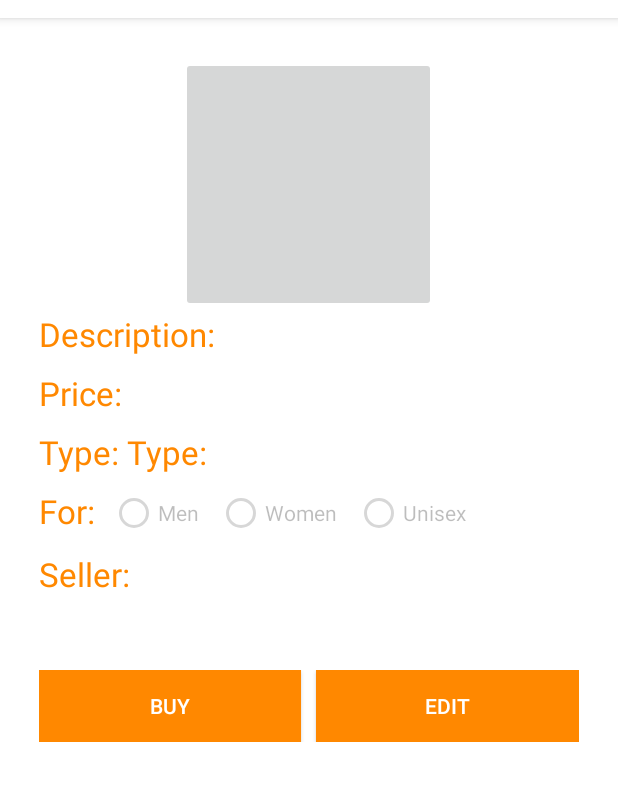
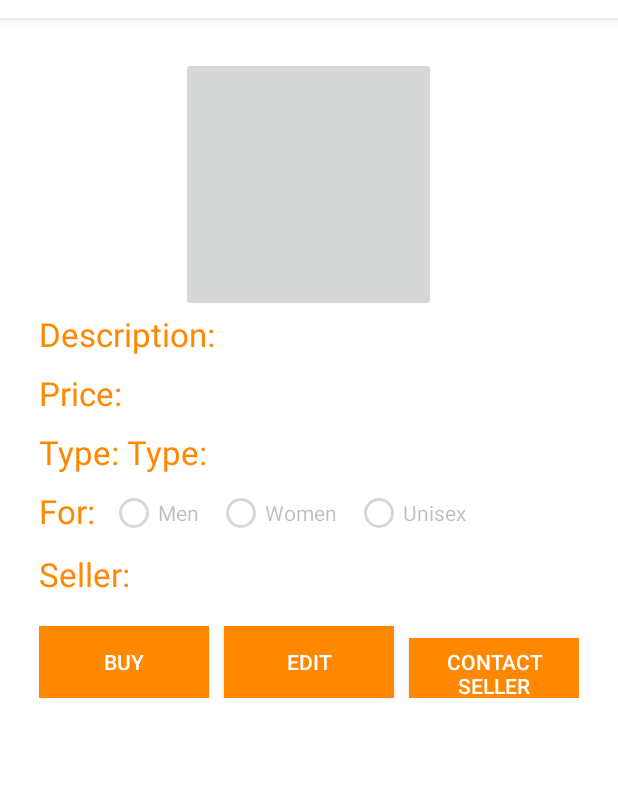
Before and after one commit to yaniv51/AndroidFInalProject, an Android app: the fragment ProductDetailsFragment placed in its activity, on a phone screen of 412 x 824 dp, the part 66-867 px from its top. Run offline under Robolectric (Android 15) with nearby library versions, the phone set to English and light mode, and no system bars; our stand-ins replace Firebase (no records; nobody signed in at launch, a user with empty details on screens opened directly); libraries missing offline, so code that uses them is left out: com.firebase.client; 17 statements that could not run were skipped.

Commit message:
Merge branch 'master' of /Users/Yaniv/Desktop/android/AndroidFinal with conflicts.

```diff
--- a/app/src/main/java/com/talkramer/finalproject/dialogs/SaveOperationDialog.java
+++ b/app/src/main/java/com/talkramer/finalproject/dialogs/SaveOperationDialog.java
@@ -17,7 +17,7 @@ public class SaveOperationDialog extends DialogFragment {
         AlertDialog.Builder builder = new AlertDialog.Builder(getActivity());
 
         builder.setTitle("Save Operation");
-        builder.setMessage("Save operation was completed successfully");
+        builder.setMessage("Your product has been updated");
         builder.setPositiveButton("OK", new DialogInterface.OnClickListener() {
             @Override
             public void onClick(DialogInterface dialog, int which) {
--- a/app/src/main/java/com/talkramer/finalproject/fragments/ProductDetailsFragment.java
+++ b/app/src/main/java/com/talkramer/finalproject/fragments/ProductDetailsFragment.java
@@ -1,5 +1,6 @@
 package com.talkramer.finalproject.fragments;
 
+import android.app.Activity;
 import android.app.AlertDialog;
 import android.app.Fragment;
 import android.app.FragmentTransaction;
@@ -29,7 +30,7 @@ import com.talkramer.finalproject.model.Utils.Helper;
 public class ProductDetailsFragment extends Fragment {
     private TextView description, price, seller, type, buyer, buyerText;
     private RadioButton menRadio, womenRadio, unisexRadio;
-    private Button buyButton, editButton;
+    private Button buyButton, editButton, contactSeller;
     private ProgressBar progressBar;
     private ImageView imageView;
     private View view;
@@ -50,6 +51,7 @@ public class ProductDetailsFragment extends Fragment {
 
         buyButton = (Button) view.findViewById(R.id.product_details_buy);
         editButton = (Button) view.findViewById(R.id.product_details_edit);
+        contactSeller = (Button) view.findViewById(R.id.product_details_contact);
 
         progressBar = (ProgressBar) view.findViewById(R.id.product_details_progressbar);
 
@@ -91,6 +93,22 @@ public class ProductDetailsFragment extends Fragment {
             }
         });
 
+        contactSeller.setOnClickListener(new View.OnClickListener() {
+            @Override
+            public void onClick(View v) {
+                String message, email;
+
+                //if the user is the seller, send email to buyer
+                if(Model.getInstance().getUserEmail().compareTo(currentProduct.getSellerEmail())==0)
+                    email = currentProduct.getBuyerEmail();
+                else
+                    email = currentProduct.getSellerEmail();
+
+                message = "About product: " + currentProduct.getDescription();
+                sendEmail(message, "Contact", email);
+            }
+        });
+
         //get all UI components
         description = (TextView) view.findViewById(R.id.product_details_description);
         price = (TextView) view.findViewById(R.id.product_details_price);
@@ -105,6 +123,19 @@ public class ProductDetailsFragment extends Fragment {
 
         UpdateProductOnUI();
         return  view;
+    }
+
+    private void sendEmail(String message, String subject, String email)
+    {
+        final Intent emailIntent = new Intent(android.content.Intent.ACTION_SEND);
+                        /* Fill it with Data */
+        emailIntent.setType("plain/text");
+        emailIntent.putExtra(android.content.Intent.EXTRA_EMAIL, new String[]{email});
+        emailIntent.putExtra(android.content.Intent.EXTRA_SUBJECT, subject);
+        emailIntent.putExtra(android.content.Intent.EXTRA_TEXT, message);
+                        /* Send it off to the Activity-Chooser */
+        startActivity(Intent.createChooser(emailIntent, "Send Email..."));
+
     }
 
     @Override
@@ -158,25 +189,37 @@ public class ProductDetailsFragment extends Fragment {
         description.setText(currentProduct.getDescription());
         price.setText("" + currentProduct.getPrice());
         seller.setText(currentProduct.getSellerEmail());
+
+        //if there is a buyer for this product, hide buy & email buttons and text
         if(currentProduct.getBuyerEmail() != null && currentProduct.getBuyerEmail().compareTo("") !=0) {
             buyer.setText(currentProduct.getBuyerEmail());
             buyerText.setVisibility(View.VISIBLE);
+            buyButton.setVisibility(View.GONE);
+            editButton.setVisibility(View.GONE);
         }
         else
         {
             buyerText.setVisibility(View.GONE);
+            buyer.setVisibility(View.GONE);
         }
 
         if(currentProduct.getSellerEmail() != null)
         {
+            //if current user is not the seller of the product, hide edit button
             if(currentProduct.getSellerEmail().compareTo(Model.getInstance().getUserEmail()) != 0) {
                 editButton.setEnabled(false);
                 editButton.setVisibility(View.GONE);
             }
             else
             {
+                //if current user is the seller - hide buy button
                 buyButton.setEnabled(false);
                 buyButton.setVisibility(View.GONE);
+                //if product already bought, hide edit
+                if(currentProduct.getBuyerEmail().compareTo("") != 0)
+                    editButton.setVisibility(View.GONE);
+
+                contactSeller.setText("Contact buyer");
             }
         }
 
@@ -189,6 +232,7 @@ public class ProductDetailsFragment extends Fragment {
         //Log.d("TAG", "ProductDetailsFragment -  item use" + productType);
         typeArray = getResources().getStringArray(R.array.product_types_array);
         type.setText(typeArray[productType.ordinal()]);
+
 
         if(currentProduct.getImageProduct() == null)
         {
--- a/app/src/main/res/layout/fragment_product_details.xml
+++ b/app/src/main/res/layout/fragment_product_details.xml
@@ -182,6 +182,15 @@
                 android:background="@android:color/holo_orange_dark"
                 android:layout_marginLeft="10dp"
                 android:text="Edit"/>
+            <Button
+                android:id="@+id/product_details_contact"
+                android:layout_weight="1"
+                android:layout_width="0dp"
+                android:layout_height="wrap_content"
+                android:textColor="@android:color/white"
+                android:background="@android:color/holo_orange_dark"
+                android:layout_marginLeft="10dp"
+                android:text="Contact Seller"/>
         </LinearLayout>
 
     </LinearLayout>
```
Also changed, not shown: app/src/main/java/com/talkramer/finalproject/dialogs/SearchDialog.java (+9 -0 lines), 1 other file.
